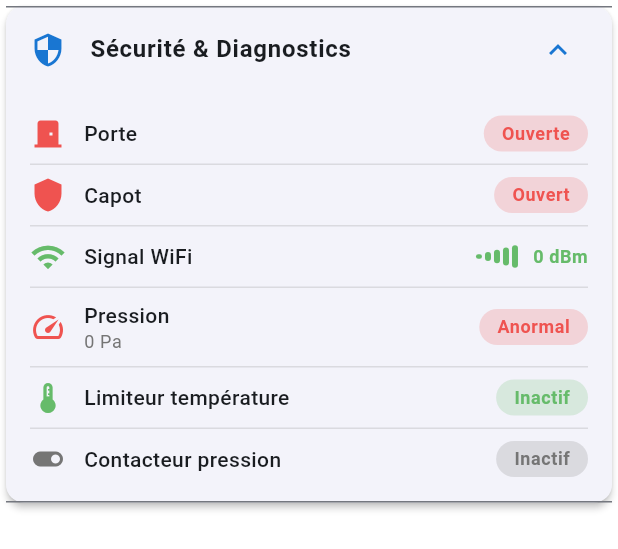
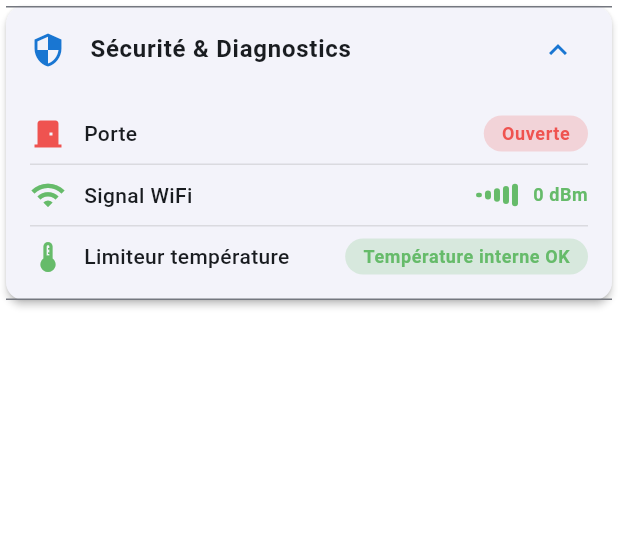
Before and after one commit to R-Gld/RikaFirenetUnofficialApp, a Flutter app: the SafetyStatusPanel widget shown alone on an empty page, opened directly with empty values, after a tap on "Sécurité & Diagnostics", on a phone screen of 412 x 824 dp. Shown: the top 549 px of the screen. Run offline on Flutter 3.47's test engine with Material 3 defaults, Android fonts, the light colour scheme and no system bars; our stand-ins replace cookie_jar, dartz, dio, dio_cookie_manager, equatable, flutter_riverpod and 3 more; accounts and stored records are empty; network calls fail.

Commit message:
Simplify safety status panel
- Remove cover (Capot) status display
- Remove pressure sensor display
- Remove pressure switch display
- Modify temperature limiter to show descriptive text:
  * "Température interne OK" when limiter inactive (normal)
  * "Surchauffe" when limiter active (overheat)
- Remove unused _buildPressureRow method

```diff
--- a/firenet_unofficial/lib/presentation/widgets/info/safety_status_panel.dart
+++ b/firenet_unofficial/lib/presentation/widgets/info/safety_status_panel.dart
@@ -27,21 +27,10 @@ class SafetyStatusPanel extends StatelessWidget {
     return AppColors.statusWarning; // Weak/Very weak
   }
 
-  /// Get pressure health color (normal range: 20-100 Pa)
-  Color _getPressureColor(int pressurePa) {
-    if (pressurePa >= 20 && pressurePa <= 100) {
-      return AppColors.statusActive; // Normal
-    } else if (pressurePa >= 10 && pressurePa <= 150) {
-      return Colors.orange; // Warning
-    }
-    return AppColors.statusWarning; // Error
-  }
-
   @override
   Widget build(BuildContext context) {
     final wifiBars = _getWifiSignalBars(sensors.statusWifiStrength);
     final wifiColor = _getWifiSignalColor(sensors.statusWifiStrength);
-    final pressureColor = _getPressureColor(sensors.inputPressureSensor);
 
     return Card(
       child: ExpansionTile(
@@ -68,18 +57,6 @@ class SafetyStatusPanel extends StatelessWidget {
                 ),
                 const Divider(),
 
-                // Cover status
-                _buildStatusRow(
-                  context,
-                  icon: Icons.shield,
-                  label: 'Capot',
-                  value: sensors.inputCover ? 'Fermé' : 'Ouvert',
-                  isGood: sensors.inputCover,
-                  goodColor: AppColors.statusActive,
-                  badColor: AppColors.statusWarning,
-                ),
-                const Divider(),
-
                 // WiFi signal
                 _buildWifiRow(
                   context,
@@ -89,35 +66,15 @@ class SafetyStatusPanel extends StatelessWidget {
                 ),
                 const Divider(),
 
-                // Pressure sensor
-                _buildPressureRow(
-                  context,
-                  pressurePa: sensors.inputPressureSensor,
-                  color: pressureColor,
-                ),
-                const Divider(),
-
                 // Upper temperature limiter
                 _buildStatusRow(
                   context,
                   icon: Icons.thermostat,
                   label: 'Limiteur température',
-                  value: sensors.inputUpperTemperatureLimiter ? 'Actif' : 'Inactif',
+                  value: !sensors.inputUpperTemperatureLimiter ? 'Température interne OK' : 'Surchauffe',
                   isGood: !sensors.inputUpperTemperatureLimiter, // Inactive is good
                   goodColor: AppColors.statusActive,
                   badColor: AppColors.statusWarning,
-                ),
-                const Divider(),
-
-                // Pressure switch
-                _buildStatusRow(
-                  context,
-                  icon: Icons.toggle_on,
-                  label: 'Contacteur pression',
-                  value: sensors.inputPressureSwitch ? 'Actif' : 'Inactif',
-                  isGood: sensors.inputPressureSwitch,
-                  goodColor: AppColors.statusActive,
-                  badColor: AppColors.textSecondary,
                 ),
               ],
             ),
@@ -217,63 +174,4 @@ class SafetyStatusPanel extends StatelessWidget {
       ),
     );
   }
-
-  Widget _buildPressureRow(
-    BuildContext context, {
-    required int pressurePa,
-    required Color color,
-  }) {
-    // Determine status text
-    String status;
-    if (pressurePa >= 20 && pressurePa <= 100) {
-      status = 'Normal';
-    } else if (pressurePa >= 10 && pressurePa <= 150) {
-      status = 'Attention';
-    } else {
-      status = 'Anormal';
-    }
-
-    return Padding(
-      padding: const EdgeInsets.symmetric(vertical: 8.0),
-      child: Row(
-        children: [
-          Icon(Icons.speed, color: color, size: 24),
-          const SizedBox(width: 12),
-          Expanded(
-            child: Column(
-              crossAxisAlignment: CrossAxisAlignment.start,
-              children: [
-                Text(
-                  'Pression',
-                  style: Theme.of(context).textTheme.bodyMedium?.copyWith(
-                        fontWeight: FontWeight.w500,
-                      ),
-                ),
-                Text(
-                  '$pressurePa Pa',
-                  style: Theme.of(context).textTheme.bodySmall?.copyWith(
-                        color: AppColors.textSecondary,
-                      ),
-                ),
-              ],
-            ),
-          ),
-          Container(
-            padding: const EdgeInsets.symmetric(horizontal: 12, vertical: 4),
-            decoration: BoxDecoration(
-              color: color.withOpacity(0.2),
-              borderRadius: BorderRadius.circular(12),
-            ),
-            child: Text(
-              status,
-              style: Theme.of(context).textTheme.bodySmall?.copyWith(
-                    fontWeight: FontWeight.w600,
-                    color: color,
-                  ),
-            ),
-          ),
-        ],
-      ),
-    );
-  }
 }
```
